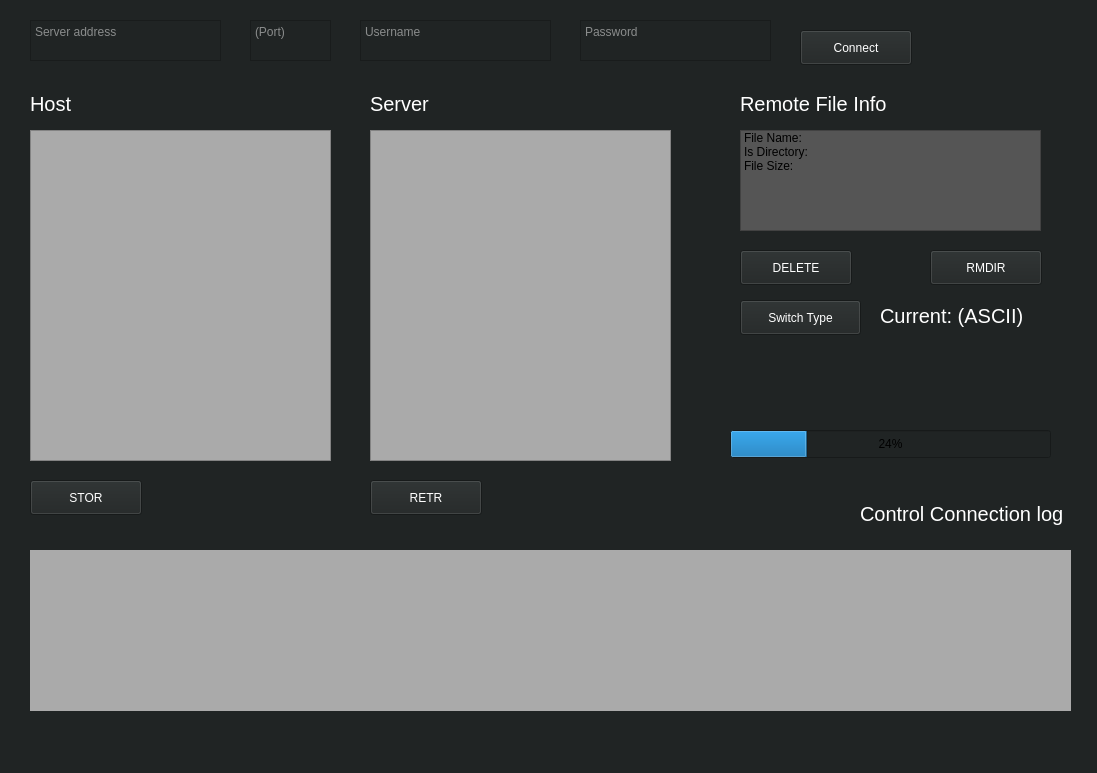
Before: the Qt Designer form Qt-GUI/mainwindow.ui in WizziBot/FTP-Client, drawn with Qt 5.
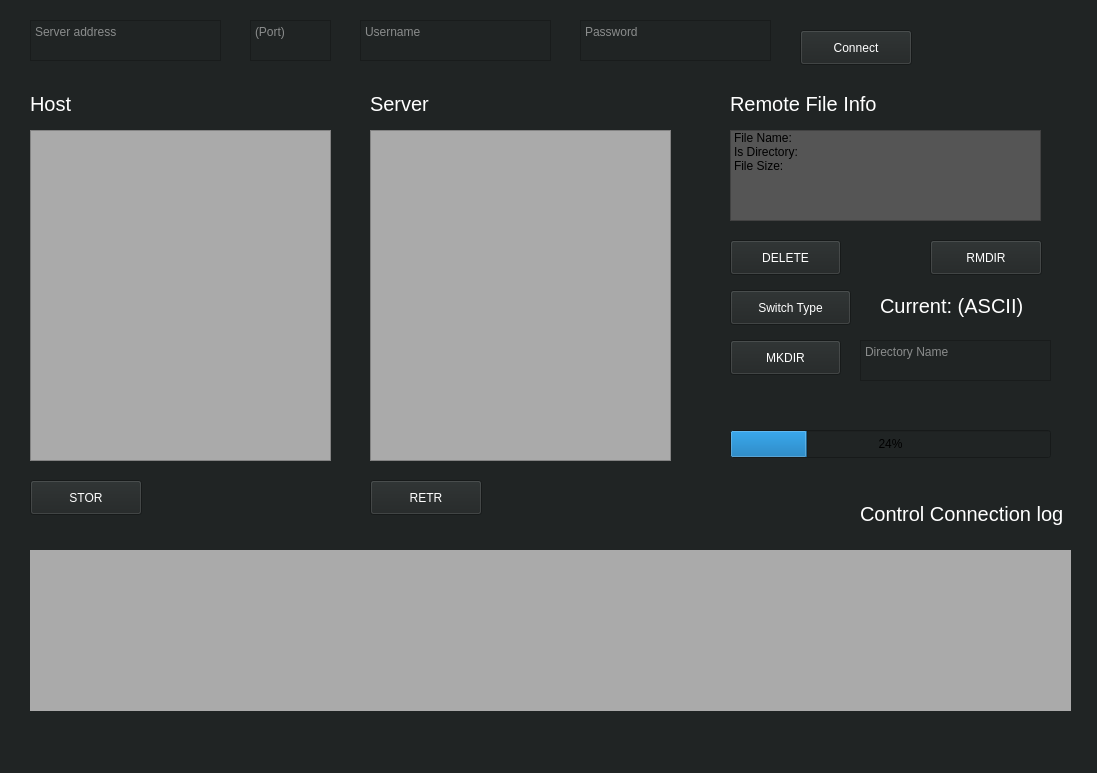
After: the same form once the commit is applied. Custom widgets are drawn as their Qt base class.

Commit message: Added mkdir command button

What changed in the file:
```diff
--- a/Qt-GUI/mainwindow.ui
+++ b/Qt-GUI/mainwindow.ui
@@ -77,7 +77,7 @@
     <property name="geometry">
      <rect>
       <x>740</x>
-      <y>390</y>
+      <y>400</y>
       <width>301</width>
       <height>27</height>
      </rect>
@@ -307,10 +307,10 @@
    <widget class="QListWidget" name="f_remote_info">
     <property name="geometry">
      <rect>
-      <x>740</x>
+      <x>730</x>
       <y>130</y>
-      <width>301</width>
-      <height>101</height>
+      <width>311</width>
+      <height>91</height>
      </rect>
     </property>
     <property name="styleSheet">
@@ -336,9 +336,9 @@
    <widget class="QPushButton" name="dele_btn">
     <property name="geometry">
      <rect>
-      <x>740</x>
-      <y>250</y>
-      <width>112</width>
+      <x>730</x>
+      <y>240</y>
+      <width>111</width>
       <height>35</height>
      </rect>
     </property>
@@ -358,7 +358,7 @@
     <property name="geometry">
      <rect>
       <x>930</x>
-      <y>250</y>
+      <y>240</y>
       <width>112</width>
       <height>35</height>
      </rect>
@@ -378,8 +378,8 @@
    <widget class="QPushButton" name="switch_type_btn">
     <property name="geometry">
      <rect>
-      <x>740</x>
-      <y>300</y>
+      <x>730</x>
+      <y>290</y>
       <width>121</width>
       <height>35</height>
      </rect>
@@ -400,7 +400,7 @@
     <property name="geometry">
      <rect>
       <x>880</x>
-      <y>300</y>
+      <y>290</y>
       <width>161</width>
       <height>31</height>
      </rect>
@@ -421,7 +421,7 @@
    <widget class="QLabel" name="l_remote_file_info">
     <property name="geometry">
      <rect>
-      <x>740</x>
+      <x>730</x>
       <y>90</y>
       <width>161</width>
       <height>27</height>
@@ -440,6 +440,48 @@
      <string>Remote File Info</string>
     </property>
    </widget>
+   <widget class="QPushButton" name="mkdir_btn">
+    <property name="geometry">
+     <rect>
+      <x>730</x>
+      <y>340</y>
+      <width>111</width>
+      <height>35</height>
+     </rect>
+    </property>
+    <property name="font">
+     <font>
+      <bold>false</bold>
+     </font>
+    </property>
+    <property name="styleSheet">
+     <string notr="true">color: rgb(255, 255, 255);</string>
+    </property>
+    <property name="text">
+     <string>MKDIR</string>
+    </property>
+   </widget>
+   <widget class="QTextEdit" name="i_newdir">
+    <property name="geometry">
+     <rect>
+      <x>860</x>
+      <y>340</y>
+      <width>191</width>
+      <height>41</height>
+     </rect>
+    </property>
+    <property name="font">
+     <font>
+      <bold>false</bold>
+     </font>
+    </property>
+    <property name="styleSheet">
+     <string notr="true">color: rgb(243, 243, 243);</string>
+    </property>
+    <property name="placeholderText">
+     <string>Directory Name</string>
+    </property>
+   </widget>
   </widget>
   <widget class="QMenuBar" name="menubar">
    <property name="geometry">
```
Left out of the diff: 2 changed lines with no effect on the pictures. The commit also changes 2 other files.
